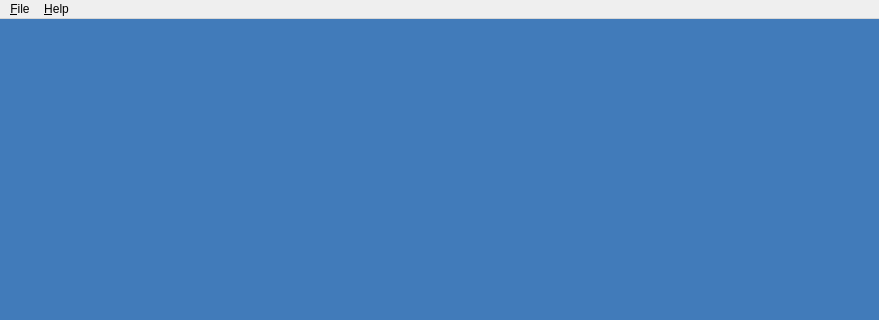
First picture: the form in utils/wave-editor/resources/main_window.ui, repository timsavage/funktion-generator, before the edit; both pictures show x 0 to 879 and y 0 to 320 of the 879 by 624 pixel window.
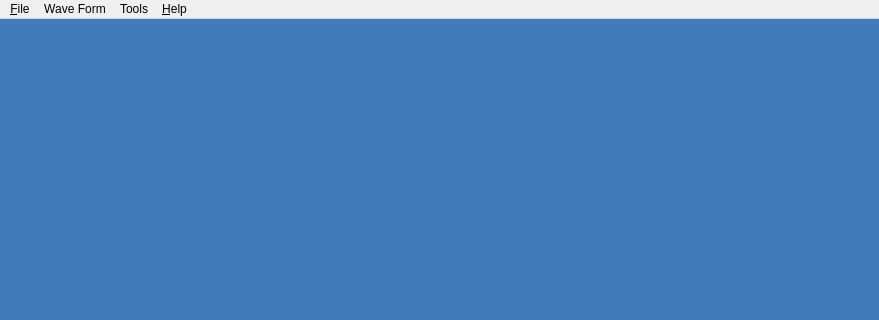
Second picture: the form after the edit.

Commit message: Display wave, added user interface to generate and apply basic transforms to the waves

Diff of the .ui file:
```diff
--- a/utils/wave-editor/resources/main_window.ui
+++ b/utils/wave-editor/resources/main_window.ui
@@ -66,9 +66,29 @@
     <property name="title">
      <string>&amp;Help</string>
     </property>
-    <addaction name="action_About"/>
+    <addaction name="actionAbout"/>
+   </widget>
+   <widget class="QMenu" name="menuWave_Form">
+    <property name="title">
+     <string>Wave Form</string>
+    </property>
+    <addaction name="actionZero"/>
+    <addaction name="actionSine"/>
+    <addaction name="actionSquare"/>
+    <addaction name="actionTriangle"/>
+    <addaction name="actionSawtooth"/>
+    <addaction name="actionReverseSawtooth"/>
+   </widget>
+   <widget class="QMenu" name="menuTools">
+    <property name="title">
+     <string>Tools</string>
+    </property>
+    <addaction name="actionInvert"/>
+    <addaction name="actionMirror"/>
    </widget>
    <addaction name="menuFile"/>
+   <addaction name="menuWave_Form"/>
+   <addaction name="menuTools"/>
    <addaction name="menu_Help"/>
   </widget>
   <widget class="QStatusBar" name="statusbar"/>
```
Left out of the diff: 62 changed lines with no effect on the pictures. The commit also changes 3 other files.
